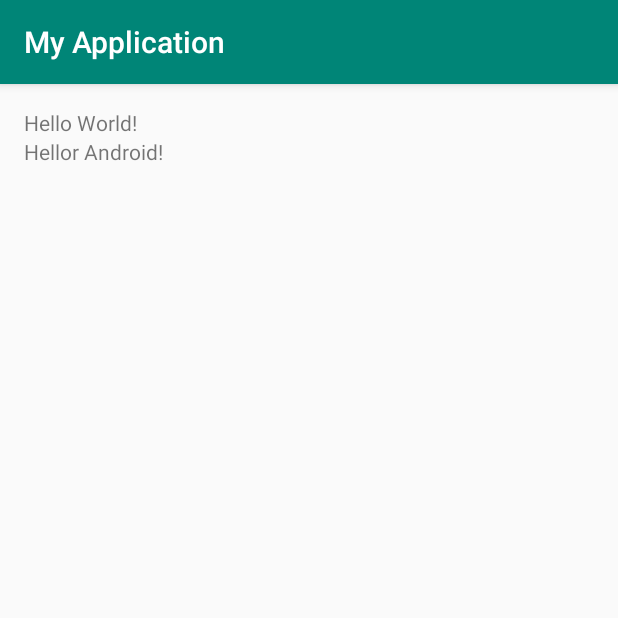
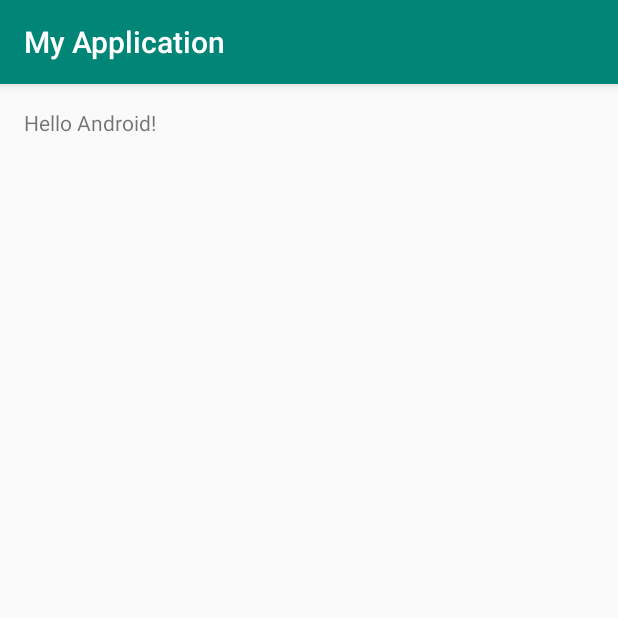
Before and after one commit to keitasasaki4/HelloAndroidApp, an Android app: the screen it shows after launch (MainActivity), on a phone screen of 412 x 824 dp, the top half of it. Run offline under Robolectric (Android 15) with nearby library versions, the phone set to English and light mode, and no system bars.

Commit message:
Hello World! のTextViewを削除。

```diff
--- a/app/src/main/res/layout/activity_main.xml
+++ b/app/src/main/res/layout/activity_main.xml
@@ -14,10 +14,5 @@
     <TextView
         android:layout_width="wrap_content"
         android:layout_height="wrap_content"
-        android:text="Hello World!"/>
-
-    <TextView
-        android:layout_width="wrap_content"
-        android:layout_height="wrap_content"
-        android:text="Hellor Android!"/>
+        android:text="Hello Android!"/>
 </LinearLayout>
```
